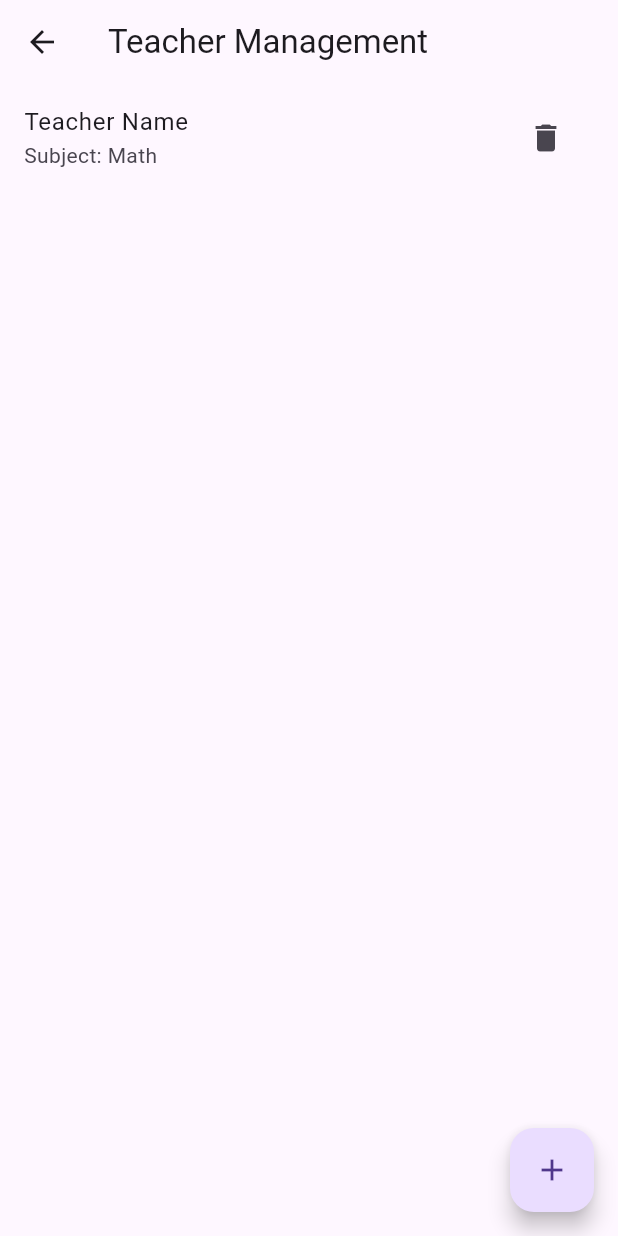
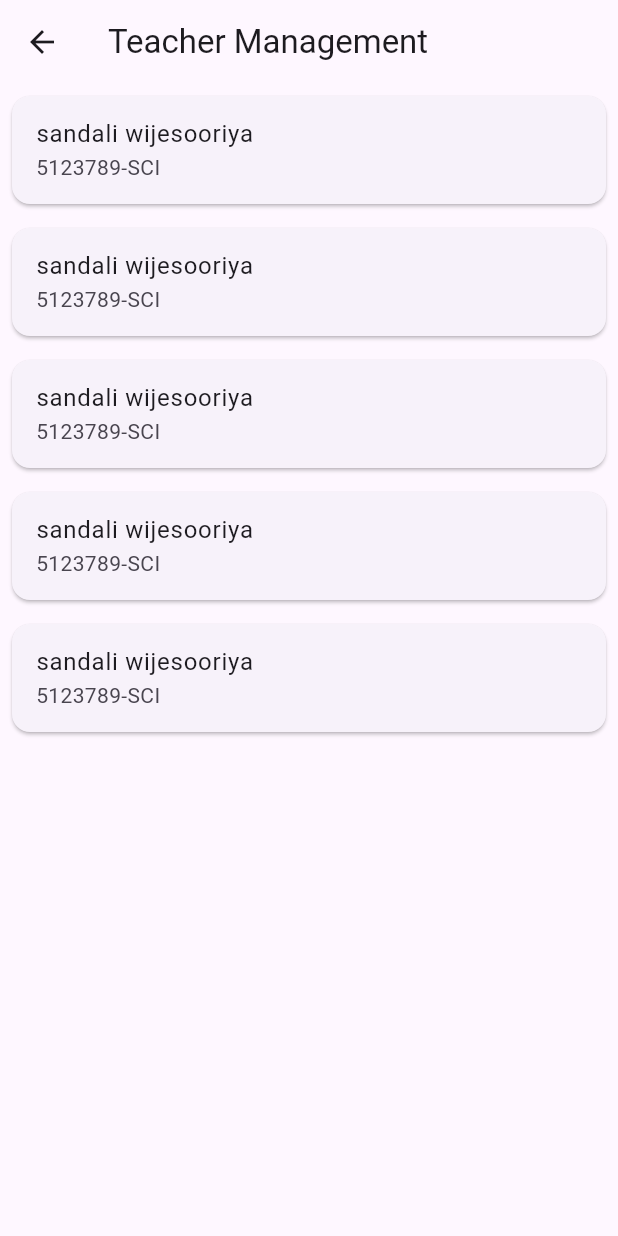
Before and after one commit to Silunisilva/Edu-Matrix-Pro, a Flutter app: the TeacherManagementScreen screen opened by its route, on a phone screen of 412 x 824 dp. Run offline on Flutter 3.47's test engine with Material 3 defaults, Android fonts, the phone set to English and light mode, and no system bars.

Commit message:
Teacher management screen implementation with details view.

```diff
--- a/lib/screens/teacher_management_screen.dart
+++ b/lib/screens/teacher_management_screen.dart
@@ -1,36 +1,41 @@
 import 'package:flutter/material.dart';
+import 'teacher_detail_screen.dart'; // Import the next screen
 
 class TeacherManagementScreen extends StatelessWidget {
-  const TeacherManagementScreen({super.key});
+  final List<Map<String, String>> teachers = [
+    {"name": "sandali wijesooriya", "tid": "5123789-SCI"},
+    {"name": "sandali wijesooriya", "tid": "5123789-SCI"},
+    {"name": "sandali wijesooriya", "tid": "5123789-SCI"},
+    {"name": "sandali wijesooriya", "tid": "5123789-SCI"},
+    {"name": "sandali wijesooriya", "tid": "5123789-SCI"},
+  ];
 
   @override
   Widget build(BuildContext context) {
     return Scaffold(
-      appBar: AppBar(title: Text("Teacher Management")),
-      body: ListView(
-        children: [
-          // List of teachers with options to update or remove
-          ListTile(
-            title: Text("Teacher Name"),
-            subtitle: Text("Subject: Math"),
-            trailing: IconButton(
-              icon: Icon(Icons.delete),
-              onPressed: () {
-                // Logic to remove teacher
+      appBar: AppBar(
+        title: Text('Teacher Management'),
+      ),
+      body: ListView.builder(
+        itemCount: teachers.length,
+        itemBuilder: (context, index) {
+          final teacher = teachers[index];
+          return Card(
+            margin: EdgeInsets.all(8),
+            child: ListTile(
+              title: Text(teacher["name"]!),
+              subtitle: Text(teacher["tid"]!),
+              onTap: () {
+                Navigator.push(
+                  context,
+                  MaterialPageRoute(
+                    builder: (context) => TeacherDetailScreen(teacher: teacher),
+                  ),
+                );
               },
             ),
-            onTap: () {
-              // Navigate to update teacher screen
-            },
-          ),
-          // Add more teachers here
-        ],
-      ),
-      floatingActionButton: FloatingActionButton(
-        onPressed: () {
-          // Navigate to add teacher screen
+          );
         },
-        child: Icon(Icons.add),
       ),
     );
   }
```
Also changed, not shown: lib/screens/admin_dashboard.dart (+12 -2 lines), lib/screens/teacher_detail_screen.dart (added, +77 -0 lines).
